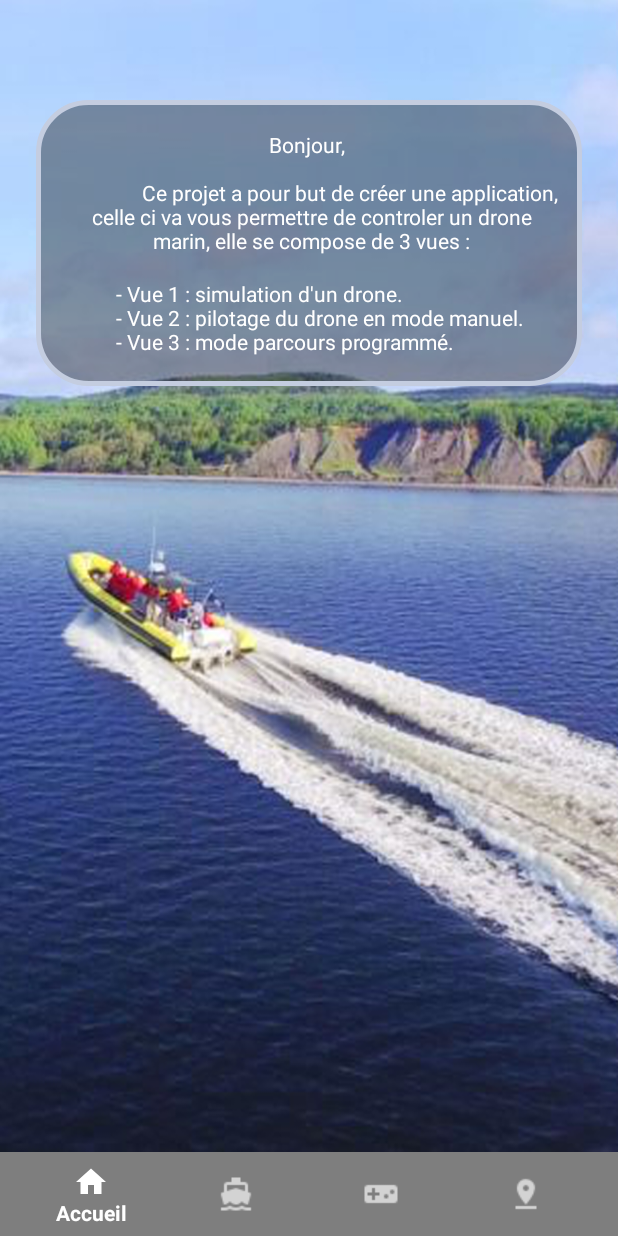
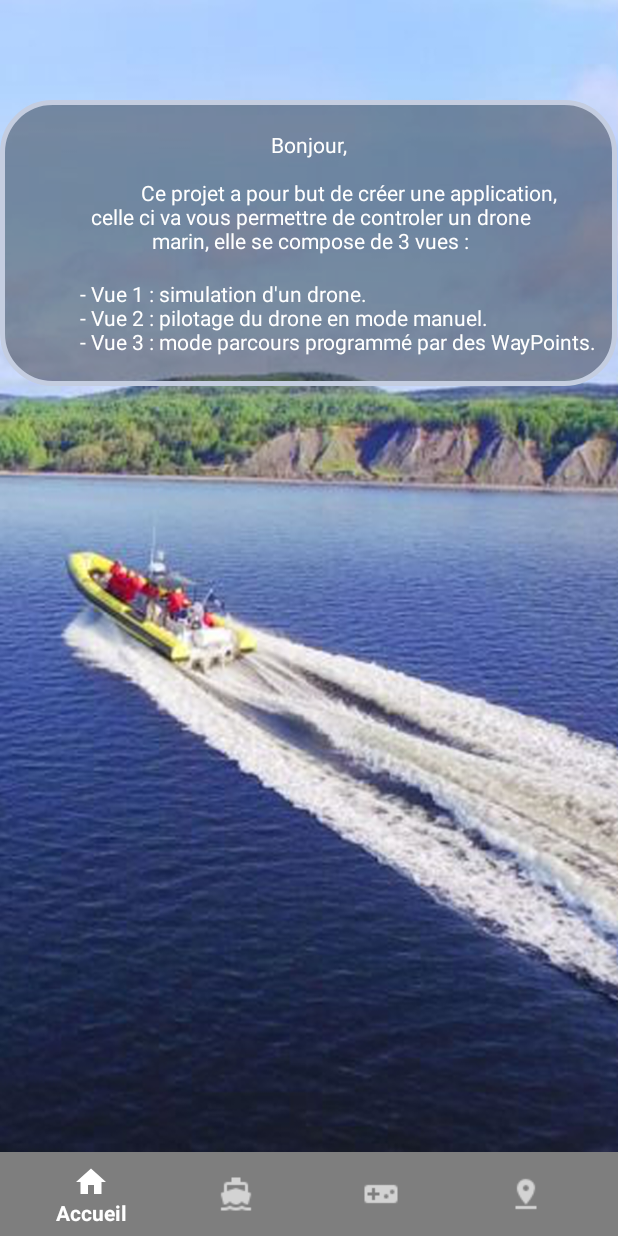
Before and after one commit to niveki/projetSmartphone, an Android app: the screen it shows after launch (MainActivity), on a phone screen of 412 x 824 dp. Run offline under Robolectric (Android 15) with nearby library versions, the phone set to English and light mode, and no system bars.

Commit message:
Modif des langues avec ajout de l'anglais

```diff
--- a/projetDrone/app/src/main/res/layout/fragment_home.xml
+++ b/projetDrone/app/src/main/res/layout/fragment_home.xml
@@ -31,7 +31,7 @@
                 android:layout_width="match_parent"
                 android:layout_height="wrap_content"
                 android:gravity="center"
-                android:text="Bonjour, \n\n\t\t\t\t Ce projet a pour but de créer une application, \n celle ci va vous permettre de controler un drone\n marin, elle se compose de 3 vues :"
+                android:text="@string/text_home_desc1"
                 android:textColor="#fff"
                 android:paddingTop="30px"
                 android:paddingLeft="20px"
@@ -39,7 +39,7 @@
             <TextView
                 android:layout_width="match_parent"
                 android:layout_height="wrap_content"
-                android:text="\n\t\t\t- Vue 1 : simulation d'un drone.\n\t\t\t- Vue 2 : pilotage du drone en mode manuel.\n\t\t\t- Vue 3 : mode parcours programmé."
+                android:text="@string/text_home_desc2"
                 android:textColor="#fff"
                 android:paddingBottom="30px"
                 android:paddingLeft="20px"
--- a/projetDrone/app/src/main/res/values/strings.xml
+++ b/projetDrone/app/src/main/res/values/strings.xml
@@ -4,6 +4,8 @@
     <!-- TODO: Remove or change this placeholder text -->
     <string name="text_home">Accueil</string>
     <string name="text_one">Automatique</string>
-    <string name="text_two">Manuelle</string>
-    <string name="text_three">WayPoint</string>
+    <string name="text_two">Manuel</string>
+    <string name="text_three">Parcours</string>
+    <string name="text_home_desc1">Bonjour,\n\n\t\t\t\tCe projet a pour but de créer une application,\n celle ci va vous permettre de controler un drone\n marin, elle se compose de 3 vues :</string>
+    <string name="text_home_desc2">\n\t\t\t- Vue 1 : simulation d\'un drone.\n\t\t\t- Vue 2 : pilotage du drone en mode manuel.\n\t\t\t- Vue 3 : mode parcours programmé par des WayPoints.</string>
 </resources>
```
Also changed, not shown: 1 other file.
